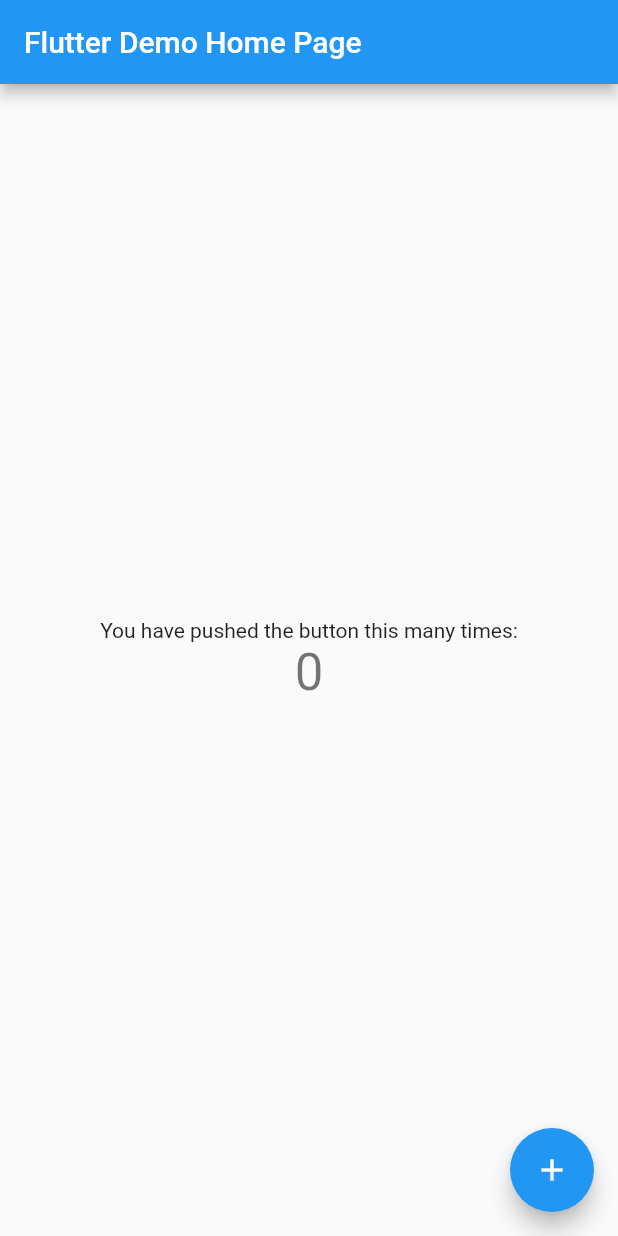
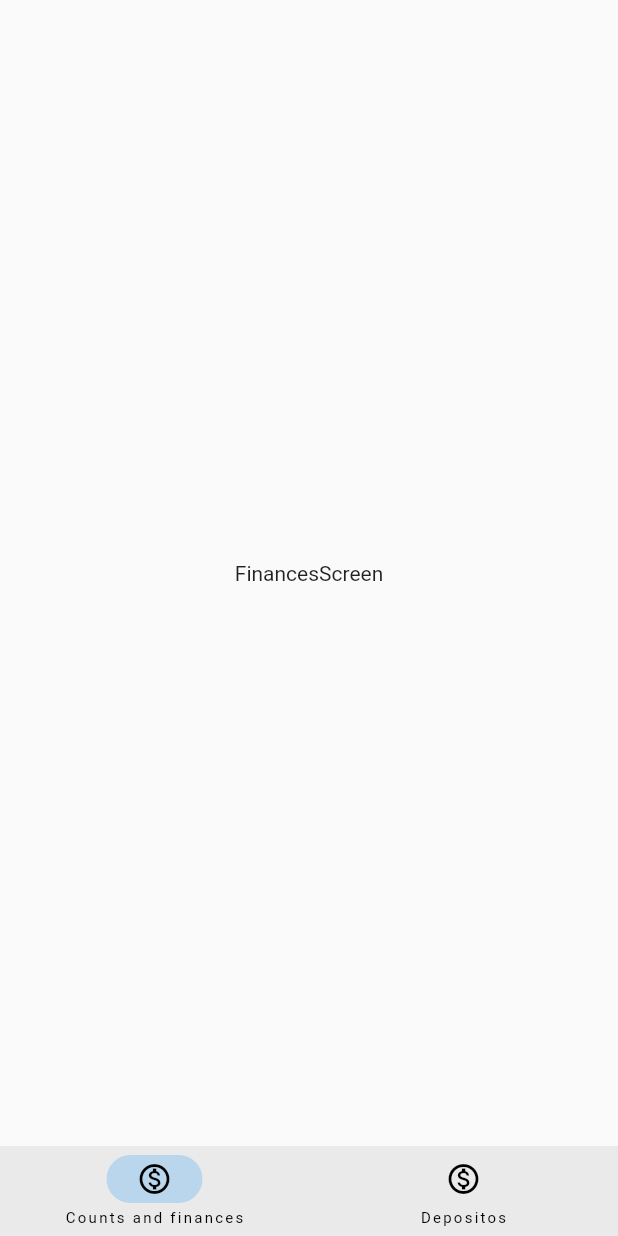
Before and after one commit to najiro8v/ContabilidadPersonal, a Flutter app: the screen it shows after launch, on a phone screen of 412 x 824 dp. Run offline on Flutter 3.47's test engine with Material 2 defaults, Android fonts, the phone set to English and light mode, and no system bars.

Commit message:
added routes like navbar

```diff
--- a/lib/main.dart
+++ b/lib/main.dart
@@ -1,4 +1,6 @@
 import 'package:flutter/material.dart';
+
+import 'package:contabilidad/routes/app_routes.dart';
 
 void main() {
   runApp(const MyApp());
@@ -11,105 +13,10 @@
   @override
   Widget build(BuildContext context) {
     return MaterialApp(
+      debugShowCheckedModeBanner: false,
       title: 'Flutter Demo',
-      theme: ThemeData(
-        // This is the theme of your application.
-        //
-        // Try running your application with "flutter run". You'll see the
-        // application has a blue toolbar. Then, without quitting the app, try
-        // changing the primarySwatch below to Colors.green and then invoke
-        // "hot reload" (press "r" in the console where you ran "flutter run",
-        // or simply save your changes to "hot reload" in a Flutter IDE).
-        // Notice that the counter didn't reset back to zero; the application
-        // is not restarted.
-        primarySwatch: Colors.blue,
-      ),
-      home: const MyHomePage(title: 'Flutter Demo Home Page'),
+      initialRoute: AppRoutes.initalRoute,
+      routes: AppRoutes.getAppRoutes(),
     );
   }
 }
-
-class MyHomePage extends StatefulWidget {
-  const MyHomePage({Key? key, required this.title}) : super(key: key);
-
-  // This widget is the home page of your application. It is stateful, meaning
-  // that it has a State object (defined below) that contains fields that affect
-  // how it looks.
-
-  // This class is the configuration for the state. It holds the values (in this
-  // case the title) provided by the parent (in this case the App widget) and
-  // used by the build method of the State. Fields in a Widget subclass are
-  // always marked "final".
-
-  final String title;
-
-  @override
-  State<MyHomePage> createState() => _MyHomePageState();
-}
-
-class _MyHomePageState extends State<MyHomePage> {
-  int _counter = 0;
-
-  void _incrementCounter() {
-    setState(() {
-      // This call to setState tells the Flutter framework that something has
-      // changed in this State, which causes it to rerun the build method below
-      // so that the display can reflect the updated values. If we changed
-      // _counter without calling setState(), then the build method would not be
-      // called again, and so nothing would appear to happen.
-      _counter++;
-    });
-  }
-
-  @override
-  Widget build(BuildContext context) {
-    // This method is rerun every time setState is called, for instance as done
-    // by the _incrementCounter method above.
-    //
-    // The Flutter framework has been optimized to make rerunning build methods
-    // fast, so that you can just rebuild anything that needs updating rather
-    // than having to individually change instances of widgets.
-    return Scaffold(
-      appBar: AppBar(
-        // Here we take the value from the MyHomePage object that was created by
-        // the App.build method, and use it to set our appbar title.
-        title: Text(widget.title),
-      ),
-      body: Center(
-        // Center is a layout widget. It takes a single child and positions it
-        // in the middle of the parent.
-        child: Column(
-          // Column is also a layout widget. It takes a list of children and
-          // arranges them vertically. By default, it sizes itself to fit its
-          // children horizontally, and tries to be as tall as its parent.
-          //
-          // Invoke "debug painting" (press "p" in the console, choose the
-          // "Toggle Debug Paint" action from the Flutter Inspector in Android
-          // Studio, or the "Toggle Debug Paint" command in Visual Studio Code)
-          // to see the wireframe for each widget.
-          //
-          // Column has various properties to control how it sizes itself and
-          // how it positions its children. Here we use mainAxisAlignment to
-          // center the children vertically; the main axis here is the vertical
-          // axis because Columns are vertical (the cross axis would be
-          // horizontal).
-          mainAxisAlignment: MainAxisAlignment.center,
-          children: <Widget>[
-            const Text(
-              'You have pushed the button this many times:',
-            ),
-            Text(
-              '$_counter',
-              style: Theme.of(context).textTheme.headline4,
-            ),
-          ],
-        ),
-      ),
-      floatingActionButton: FloatingActionButton(
-        onPressed: _incrementCounter,
-        tooltip: 'Increment',
-        child: const Icon(Icons.add),
-      ), // This trailing comma makes auto-formatting nicer for build methods.
-    );
-  }
-}
--- /dev/null
+++ b/lib/models/menu_option.dart
@@ -0,0 +1,13 @@
+import 'package:flutter/material.dart' show IconData, Widget;
+
+class MenuOption {
+  MenuOption(
+      {required this.name,
+      required this.route,
+      required this.icon,
+      required this.screen});
+  final String name;
+  final String route;
+  final IconData icon;
+  final Widget screen;
+}
--- /dev/null
+++ b/lib/models/models.dart
@@ -0,0 +1 @@
+export "package:contabilidad/models/menu_option.dart";
--- a/lib/routes/app_routes.dart
+++ b/lib/routes/app_routes.dart
@@ -1,6 +1,46 @@
 import "package:flutter/material.dart";
 
+import "package:contabilidad/models/models.dart";
+import "package:contabilidad/screens/screens.dart";
+
 class AppRoutes {
-  static const String initalRoute = "home";
-  static final menuOptions = [];
+  static const initalRoute = "home";
+  static final menuOptions = <MenuOption>[
+    MenuOption(
+        name: "Counts and finances",
+        route: "finances",
+        icon: Icons.monetization_on_outlined,
+        screen: const FinancesScreen()),
+    MenuOption(
+        name: "Depositos",
+        route: "deposit",
+        icon: Icons.monetization_on_outlined,
+        screen: const DepositScreen()),
+  ];
+
+  static Map<String, Widget Function(BuildContext)> getAppRoutes() {
+    Map<String, Widget Function(BuildContext)> appRoutes = {};
+    appRoutes.addAll({'home': (BuildContext context) => const HomeScreen()});
+    for (final option in menuOptions) {
+      appRoutes.addAll({option.route: (BuildContext context) => option.screen});
+    }
+    return appRoutes;
+  }
+
+  static Widget getScreen(int index) {
+    return menuOptions[index].screen;
+  }
+
+  static List<NavigationDestination> getNavigationDestinyties() {
+    List<NavigationDestination> iconAppRoutes = [];
+    for (final option in menuOptions) {
+      iconAppRoutes.addAll({
+        NavigationDestination(
+            icon: Icon(option.icon),
+            selectedIcon: Icon(option.icon),
+            label: option.name)
+      });
+    }
+    return iconAppRoutes;
+  }
 }
--- /dev/null
+++ b/lib/screens/deposit_screen.dart
@@ -0,0 +1,14 @@
+import 'package:flutter/material.dart';
+
+class DepositScreen extends StatelessWidget {
+  const DepositScreen({Key? key}) : super(key: key);
+
+  @override
+  Widget build(BuildContext context) {
+    return const Scaffold(
+      body: Center(
+        child: Text('DepositScreen'),
+      ),
+    );
+  }
+}
--- /dev/null
+++ b/lib/screens/finances_screen.dart
@@ -0,0 +1,14 @@
+import 'package:flutter/material.dart';
+
+class FinancesScreen extends StatelessWidget {
+  const FinancesScreen({Key? key}) : super(key: key);
+
+  @override
+  Widget build(BuildContext context) {
+    return const Scaffold(
+      body: Center(
+        child: Text('FinancesScreen'),
+      ),
+    );
+  }
+}
--- a/lib/screens/menu_screen.dart
+++ b/lib/screens/menu_screen.dart
@@ -0,0 +1,28 @@
+import 'package:contabilidad/routes/app_routes.dart';
+import 'package:flutter/material.dart';
+
+class HomeScreen extends StatefulWidget {
+  const HomeScreen({Key? key}) : super(key: key);
+
+  @override
+  State<HomeScreen> createState() => _HomeScreenState();
+}
+
+class _HomeScreenState extends State<HomeScreen> {
+  int _index = 0;
+  @override
+  Widget build(BuildContext context) {
+    return Scaffold(
+        body: Center(
+          child: AppRoutes.getScreen(_index),
+        ),
+        bottomNavigationBar: NavigationBar(
+            height: 60,
+            selectedIndex: _index,
+            onDestinationSelected: (value) {
+              _index = value;
+              setState(() {});
+            },
+            destinations: [...AppRoutes.getNavigationDestinyties()]));
+  }
+}
--- /dev/null
+++ b/lib/screens/screens.dart
@@ -0,0 +1,3 @@
+export 'package:contabilidad/screens/finances_screen.dart';
+export 'package:contabilidad/screens/menu_screen.dart';
+export 'package:contabilidad/screens/deposit_screen.dart';
```
